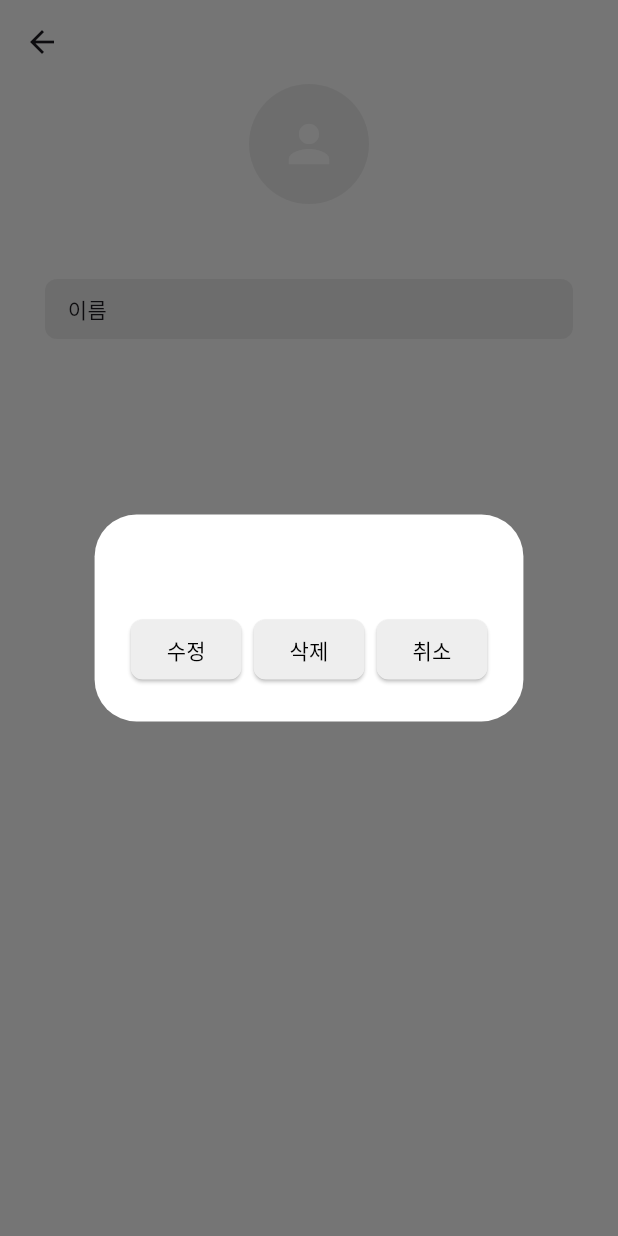
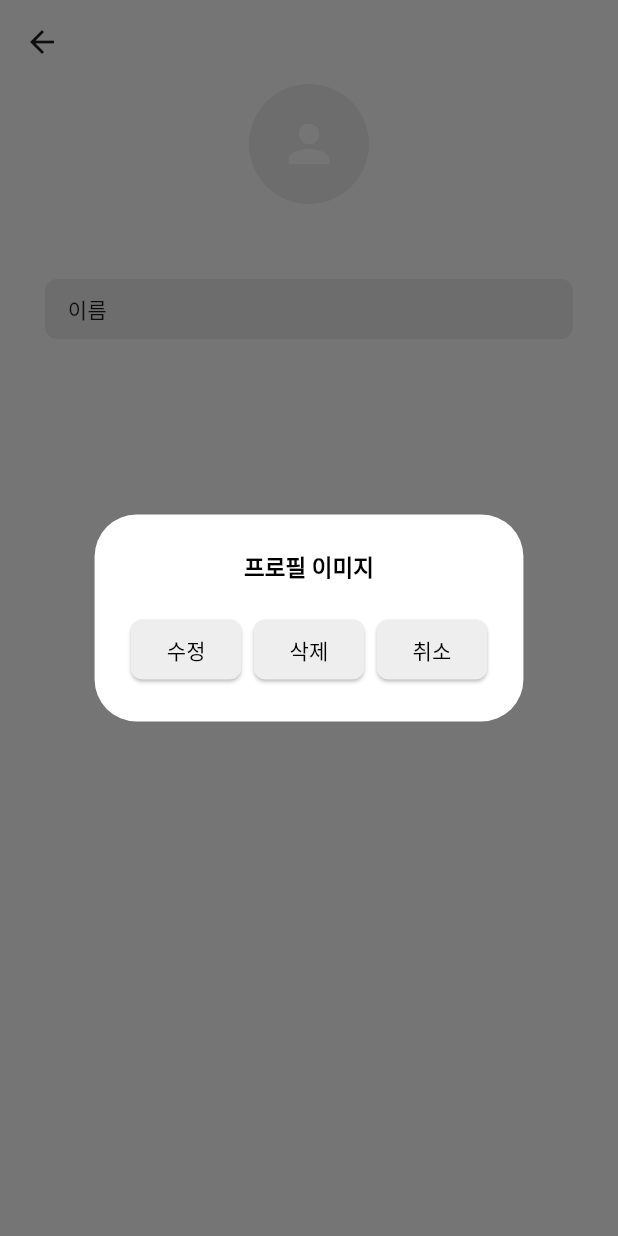
Before and after one commit to 6UNHEE/todo_project, a Flutter app: the ProfileSettingScreen screen opened directly, after a tap on the "person" icon, on a phone screen of 412 x 824 dp. Run offline on Flutter 3.47's test engine with Material 3 defaults, Android fonts, the phone set to English and light mode, and no system bars; our stand-ins replace flutter_riverpod, hive, hive_flutter, image_picker, logger; accounts and stored records are empty.

```diff
--- a/lib/common/widgets/custom_dialog.dart
+++ b/lib/common/widgets/custom_dialog.dart
@@ -12,7 +12,11 @@ class CustomDialog extends StatelessWidget {
   Widget build(BuildContext context) {
     return AlertDialog(
       title: title != null ? Text(title!, textAlign: TextAlign.center) : null,
-      titleTextStyle: TextStyle(fontWeight: FontWeight.bold, fontSize: 15.0),
+      titleTextStyle: TextStyle(
+        fontWeight: FontWeight.bold,
+        fontSize: 15.0,
+        color: Colors.black,
+      ),
       content: content,
       actions: actions,
       backgroundColor: Colors.white,
--- a/pubspec.yaml
+++ b/pubspec.yaml
@@ -26,6 +26,7 @@ dev_dependencies:
   flutter_lints: ^5.0.0
   hive_generator: ^2.0.0
   build_runner: ^2.3.3
+
 
 flutter:
 
```
Also changed, not shown: lib/screens/todo/list/add_list.dart (+6 -1 lines), lib/services/user_image_service.dart (added, +18 -0 lines), lib/providers/user_image_provider.dart (added), 3 other files.
